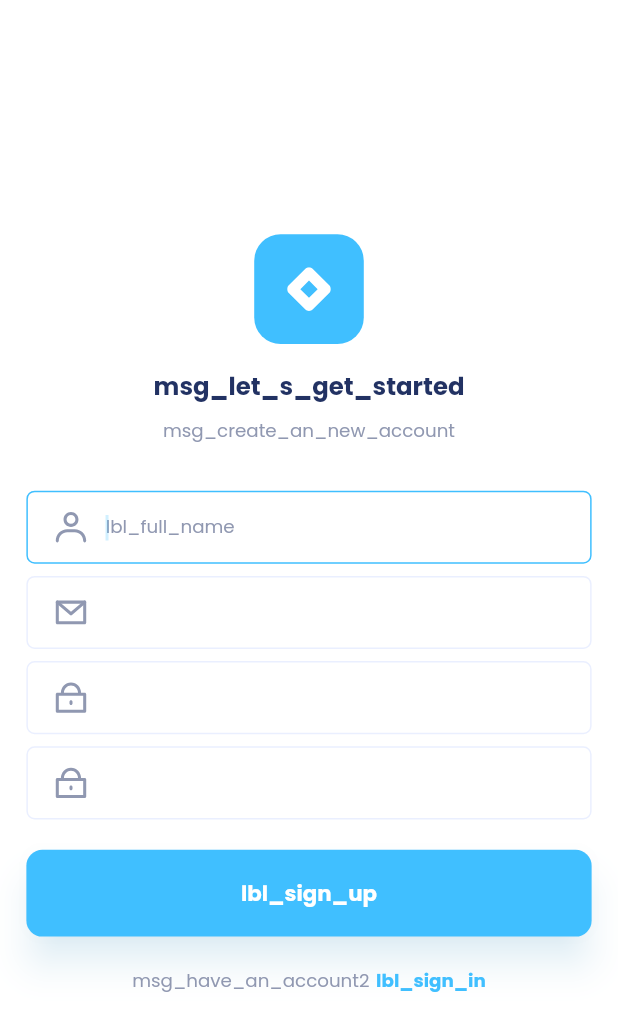
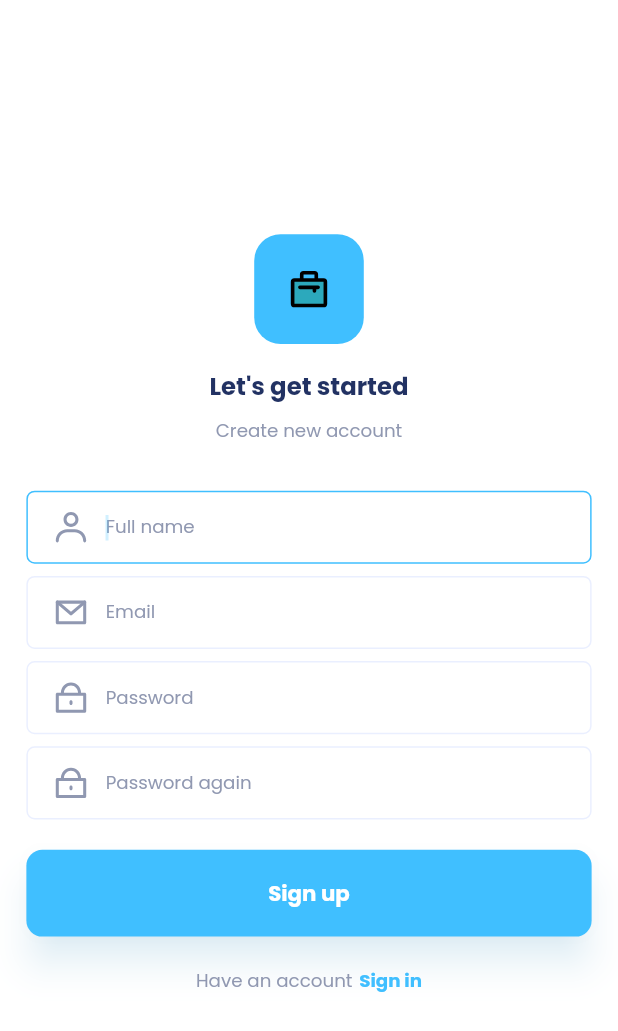
Before and after one commit to nmustakim/job_estate, a Flutter app: the RegisterScreen screen opened by its route, on a phone screen of 412 x 824 dp. Shown: the top 1031 px of the screen. Run offline on Flutter 3.47's test engine with Material 2 defaults, Android fonts, the phone set to English and light mode, and no system bars; our stand-ins replace cached_network_image, carousel_slider, cloud_firestore, firebase_auth, firebase_core, firebase_storage and 4 more; accounts and stored records are empty.

Commit message:
hintText visibility fixed

```diff
--- a/lib/routes/app_routes.dart
+++ b/lib/routes/app_routes.dart
@@ -5,8 +5,8 @@ import 'package:job_estate/views/recent_jobs_screen/recent_jobs_screen.dart';
 import 'package:job_estate/widgets/job_details.dart';
 
 import '../views/home_screen/widgets/search_sheet.dart';
-import '../views/login_screen/login_screen.dart';
-import '../views/register_screen/register_screen.dart';
+import '../views/auth/login_screen.dart';
+import '../views/auth/register_screen.dart';
 import '../views/search_jobs_by_category_screen/search_jobs_by_category_screen.dart';
 import '../views/search_result_no_data_found_screen/search_result_no_data_found_screen.dart';
 import '../views/search_result_screen/search_result_screen.dart';
--- a/lib/views/login_screen/login_screen.dart
+++ b/lib/views/auth/login_screen.dart
@@ -1,6 +1,8 @@
+import 'package:flutter/gestures.dart';
 import 'package:flutter/material.dart';
 import 'package:flutter_riverpod/flutter_riverpod.dart';
 import 'package:job_estate/app_export/app_export.dart';
+import 'package:job_estate/services/navigation_service.dart';
 
 
 import '../../controllers/auth/auth_controller.dart';
@@ -106,21 +108,25 @@ class _LoginScreenState extends State<LoginScreen> {
                       Text("Forgot password",
                           style: CustomTextStyles.labelLargePrimary),
                       SizedBox(height: 7.v),
-                      GestureDetector(
-                          onTap: () {
-                            onNotHaveAccountPress(context);
-                          },
-                          child: RichText(
+                      RichText(
                         text: TextSpan(children: [
                           TextSpan(
                             text: "Don't have an account",
-                                    style: theme.textTheme.bodySmall),
+                            style: theme.textTheme.bodySmall,
+                          ),
                           const TextSpan(text: " "),
                           TextSpan(
                             text: "Register",
-                                    style: CustomTextStyles.labelLargePrimary_1)
+                            style: CustomTextStyles.labelLargePrimary_1,
+                            recognizer: TapGestureRecognizer()
+                              ..onTap = () {
+                              NavigationService.navigateToNamedRoute(AppRoutes.registerScreen);
+
+                              },
+                          )
                         ]),
-                              textAlign: TextAlign.left)),
+                        textAlign: TextAlign.left,
+                      ),
                       SizedBox(height: 5.v)
                     ])))));
   }
@@ -140,7 +146,5 @@ class _LoginScreenState extends State<LoginScreen> {
     ]);
   }
 
-  onNotHaveAccountPress(BuildContext context) {
-    Navigator.pushNamed(context, AppRoutes.registerScreen);
+
 }
-}
--- a/lib/views/register_screen/register_screen.dart
+++ b/lib/views/auth/register_screen.dart
@@ -1,6 +1,8 @@
+import 'package:flutter/gestures.dart';
 import 'package:flutter/material.dart';
 
 import '../../routes/app_routes.dart';
+import '../../services/navigation_service.dart';
 import '../../theme/custom_text_style.dart';
 import '../../theme/theme_helper.dart';
 import '../../constants/image_constant.dart';
@@ -21,7 +23,7 @@ class RegisterScreen extends StatelessWidget {
 
   TextEditingController passwordController = TextEditingController();
 
-  TextEditingController passwordController1 = TextEditingController();
+  TextEditingController retypePasswordController = TextEditingController();
 
   GlobalKey<FormState> _formKey = GlobalKey<FormState>();
 
@@ -47,26 +49,35 @@ class RegisterScreen extends StatelessWidget {
                           SizedBox(height: 8.v),
                           _buildPassword(context),
                           SizedBox(height: 8.v),
-                          _buildPassword1(context),
+                          _buildPasswordAgain(context),
                           SizedBox(height: 20.v),
                           _buildSignUp(context),
                           SizedBox(height: 20.v),
                           RichText(
-                              text: TextSpan(children: [
-                                TextSpan(
-                                    text: "msg_have_an_account2",
-                                    style: theme.textTheme.bodySmall),
-                                TextSpan(text: " "),
-                                TextSpan(
-                                    text: "lbl_sign_in",
-                                    style: CustomTextStyles.labelLargePrimary_1)
-                              ]),
-                              textAlign: TextAlign.left),
+                            text: TextSpan(children: [
+                              TextSpan(
+                                text: "Have an account",
+                                style: theme.textTheme.bodySmall,
+                              ),
+                              const TextSpan(text: " "),
+                              TextSpan(
+                                text: "Sign in",
+                                style: CustomTextStyles.labelLargePrimary_1,
+                                recognizer: TapGestureRecognizer()
+                                  ..onTap = () {
+                                    NavigationService.navigateToNamedRoute(AppRoutes.loginScreen);
+
+                                  },
+                              )
+                            ]),
+                            textAlign: TextAlign.left,
+                          ),
+
                           SizedBox(height: 5.v)
                         ])))));
   }
 
-  /// Section Widget
+
   Widget _buildPageHeader(BuildContext context) {
     return Column(children: [
       CustomIconButton(
@@ -74,19 +85,19 @@ class RegisterScreen extends StatelessWidget {
           width: 72.adaptSize,
           padding: EdgeInsets.all(20.h),
           decoration: IconButtonStyleHelper.fillPrimary,
-          child: CustomImageView(imagePath: ImageConstant.imgClose)),
+          child: CustomImageView(imagePath: ImageConstant.imgLogo)),
       SizedBox(height: 16.v),
-      Text("msg_let_s_get_started", style: theme.textTheme.titleMedium),
+      Text("Let's get started", style: theme.textTheme.titleMedium),
       SizedBox(height: 9.v),
-      Text("msg_create_an_new_account", style: theme.textTheme.bodySmall)
+      Text("Create new account", style: theme.textTheme.bodySmall)
     ]);
   }
 
-  /// Section Widget
+
   Widget _buildFullName(BuildContext context) {
     return CustomTextFormField(
         controller: fullNameController,
-        hintText: "lbl_full_name",
+        hintText: "Full name",
         prefix: Container(
             margin: EdgeInsets.fromLTRB(16.h, 12.v, 10.h, 12.v),
             child: CustomImageView(
@@ -97,11 +108,11 @@ class RegisterScreen extends StatelessWidget {
         contentPadding: EdgeInsets.only(top: 15.v, right: 30.h, bottom: 15.v));
   }
 
-  /// Section Widget
+
   Widget _buildEmail(BuildContext context) {
     return CustomTextFormField(
         controller: emailController,
-        hintText: "lbl_your_email",
+        hintText: "Email",
         textInputType: TextInputType.emailAddress,
         prefix: Container(
             margin: EdgeInsets.fromLTRB(16.h, 12.v, 10.h, 12.v),
@@ -113,11 +124,11 @@ class RegisterScreen extends StatelessWidget {
         contentPadding: EdgeInsets.only(top: 15.v, right: 30.h, bottom: 15.v));
   }
 
-  /// Section Widget
+
   Widget _buildPassword(BuildContext context) {
     return CustomTextFormField(
         controller: passwordController,
-        hintText: "lbl_password",
+        hintText: "Password",
         textInputType: TextInputType.visiblePassword,
         prefix: Container(
             margin: EdgeInsets.fromLTRB(16.h, 12.v, 10.h, 12.v),
@@ -130,11 +141,10 @@ class RegisterScreen extends StatelessWidget {
         contentPadding: EdgeInsets.only(top: 15.v, right: 30.h, bottom: 15.v));
   }
 
-  /// Section Widget
-  Widget _buildPassword1(BuildContext context) {
+  Widget _buildPasswordAgain(BuildContext context) {
     return CustomTextFormField(
-        controller: passwordController1,
-        hintText: "lbl_password_again",
+        controller: retypePasswordController,
+        hintText: "Password again",
         textInputAction: TextInputAction.done,
         textInputType: TextInputType.visiblePassword,
         prefix: Container(
@@ -148,17 +158,20 @@ class RegisterScreen extends StatelessWidget {
         contentPadding: EdgeInsets.only(top: 15.v, right: 30.h, bottom: 15.v));
   }
 
-  /// Section Widget
+
   Widget _buildSignUp(BuildContext context) {
     return CustomElevatedButton(
-        text: "lbl_sign_up",
+        text: "Sign up",
         onPressed: () {
           onTapSignUp(context);
         });
   }
 
-  /// Navigates to the dashboardContainerScreen when the action is triggered.
+
   onTapSignUp(BuildContext context) {
     Navigator.pushNamed(context, AppRoutes.homeContainerScreen);
   }
+  onTapSignIn(BuildContext context) {
+    Navigator.pushNamed(context, AppRoutes.loginScreen);
+  }
 }
--- a/lib/views/splash_screen/splash_screen.dart
+++ b/lib/views/splash_screen/splash_screen.dart
@@ -11,7 +11,7 @@ import '../../constants/image_constant.dart';
 import '../../utils/size_utils.dart';
 import '../../widgets/custom_image_view.dart';
 import '../home_container_screen/home_container_screen.dart';
-import '../login_screen/login_screen.dart';
+import '../auth/login_screen.dart';
 
 class SplashScreen extends ConsumerStatefulWidget {
   const SplashScreen({Key? key})
--- a/lib/widgets/custom_text_form_field.dart
+++ b/lib/widgets/custom_text_form_field.dart
@@ -142,10 +142,10 @@ class CustomTextFormField extends StatelessWidget {
                 width: 1,
               ),
             ),
+    floatingLabelBehavior: FloatingLabelBehavior.always,
       );
 }
 
-/// Extension on [CustomTextFormField] to facilitate inclusion of all types of border style etc
 extension TextFormFieldStyleHelper on CustomTextFormField {
   static OutlineInputBorder get outlineBlueTL5 => OutlineInputBorder(
         borderRadius: BorderRadius.circular(5.h),
```
Lines whose indentation alone changed are shown as unchanged.
